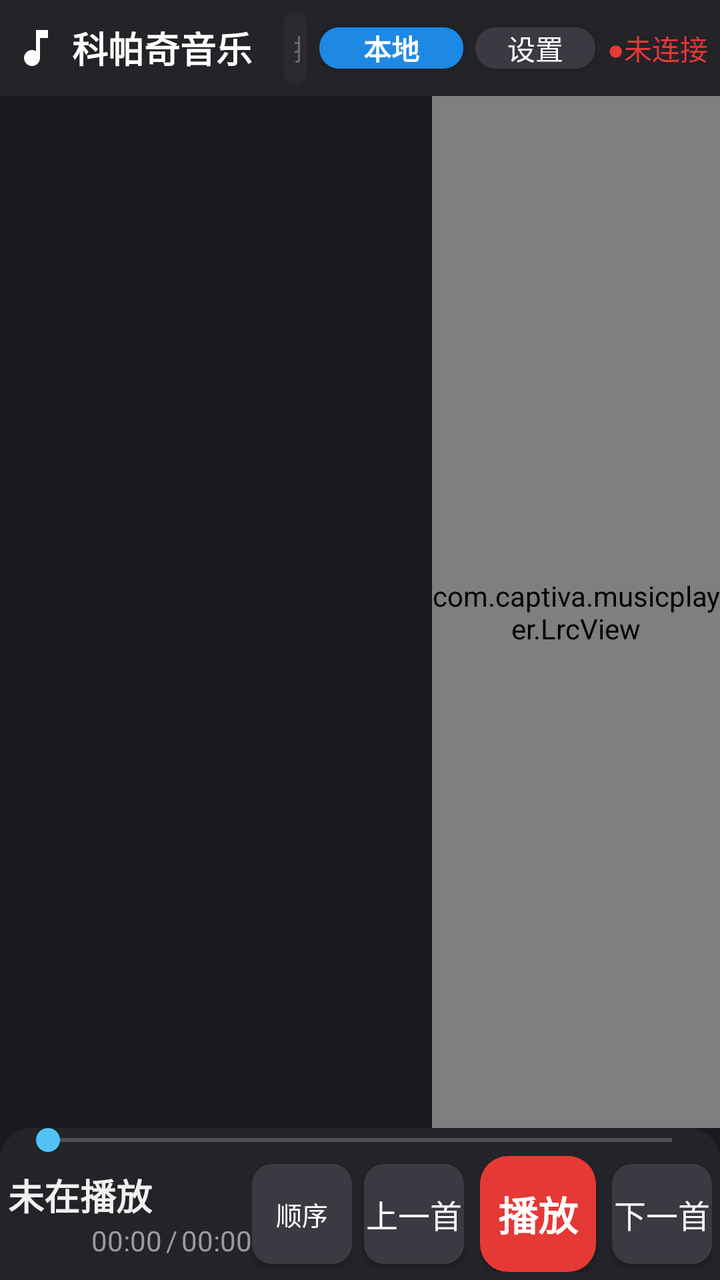
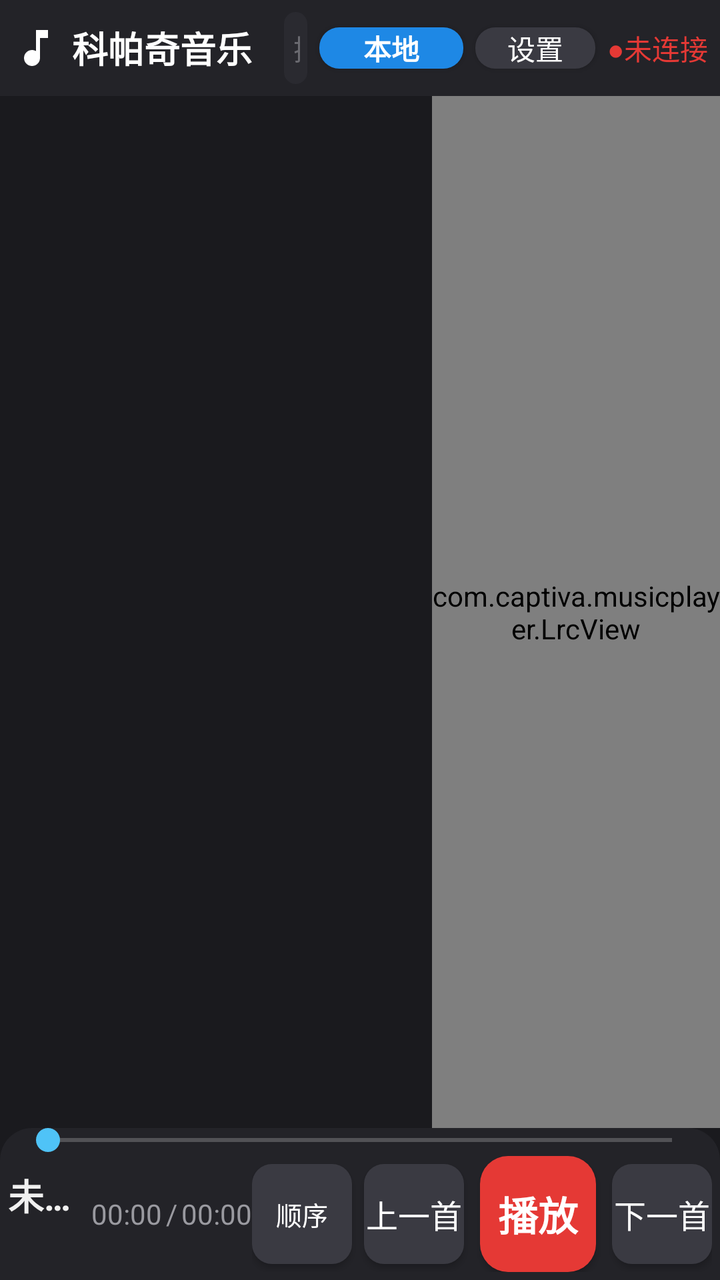

Before-and-after screenshots of an Android layout around one commit, followed by the original layout XML and the change that was made.
<!-- AndroidManifest.xml: application theme Theme.CaptivaMusic -->
<!-- res/layout/activity_main.xml -->
<?xml version="1.0" encoding="utf-8"?>
<LinearLayout xmlns:android="http://schemas.android.com/apk/res/android"
    android:layout_width="match_parent"
    android:layout_height="match_parent"
    android:orientation="vertical"
    android:background="@color/bg_main">

    
    <LinearLayout
        android:layout_width="match_parent"
        android:layout_height="wrap_content"
        android:orientation="horizontal"
        android:gravity="center_vertical"
        android:padding="@dimen/title_bar_padding"
        android:background="@color/bg_title_bar">

        <ImageView
            android:layout_width="24dp"
            android:layout_height="24dp"
            android:src="@drawable/ic_music_note"
            android:contentDescription="@string/app_name" />

        <TextView
            android:layout_width="wrap_content"
            android:layout_height="wrap_content"
            android:layout_marginStart="6dp"
            android:layout_marginLeft="6dp"
            android:text="@string/app_name"
            android:textColor="@color/text_title"
            android:textSize="@dimen/title_text_size"
            android:textStyle="bold" />

        <TextView
            android:id="@+id/tv_count"
            android:layout_width="wrap_content"
            android:layout_height="wrap_content"
            android:layout_marginStart="8dp"
            android:layout_marginLeft="8dp"
            android:textColor="@color/text_secondary"
            android:textSize="@dimen/sub_text_size" />

        
        <EditText
            android:id="@+id/et_search"
            android:layout_width="0dp"
            android:layout_height="@dimen/search_height"
            android:layout_weight="1"
            android:layout_marginStart="8dp"
            android:layout_marginLeft="8dp"
            android:background="@drawable/bg_search"
            android:hint="搜索本地歌曲、歌手、专辑..."
            android:textColorHint="@color/search_hint"
            android:textColor="@color/text_primary"
            android:textSize="@dimen/search_text_size"
            android:paddingLeft="@dimen/search_padding"
            android:paddingRight="@dimen/search_padding"
            android:singleLine="true"
            android:imeOptions="actionSearch"
            android:inputType="text" />

        
        <Button
            android:id="@+id/btn_source"
            android:layout_width="wrap_content"
            android:layout_height="wrap_content"
            android:layout_marginStart="6dp"
            android:layout_marginLeft="6dp"
            android:minWidth="72dp"
            android:minHeight="0dp"
            android:background="@drawable/bg_btn_source_local"
            android:text="本地"
            android:textColor="#FFFFFF"
            android:textStyle="bold"
            android:textSize="@dimen/sub_text_size" />

        
        <Button
            android:id="@+id/btn_settings"
            android:layout_width="wrap_content"
            android:layout_height="wrap_content"
            android:layout_marginStart="6dp"
            android:layout_marginLeft="6dp"
            android:minWidth="60dp"
            android:minHeight="0dp"
            android:background="@drawable/bg_btn"
            android:text="设置"
            android:textColor="@color/btn_text"
            android:textSize="@dimen/sub_text_size" />

        
        <TextView
            android:id="@+id/tv_server_status"
            android:layout_width="wrap_content"
            android:layout_height="wrap_content"
            android:layout_marginStart="6dp"
            android:layout_marginLeft="6dp"
            android:text="●未连接"
            android:textColor="@color/server_status_disconnected"
            android:textSize="@dimen/sub_text_size"
            android:singleLine="true" />
    </LinearLayout>

    
    <LinearLayout
        android:layout_width="match_parent"
        android:layout_height="0dp"
        android:layout_weight="1"
        android:orientation="horizontal">

        
        <FrameLayout
            android:layout_width="0dp"
            android:layout_height="match_parent"
            android:layout_weight="3">

            <androidx.recyclerview.widget.RecyclerView
                android:id="@+id/rv_list"
                android:layout_width="match_parent"
                android:layout_height="match_parent"
                android:scrollbars="vertical"
                android:overScrollMode="ifContentScrolls" />

            <TextView
                android:id="@+id/tv_empty"
                android:layout_width="wrap_content"
                android:layout_height="wrap_content"
                android:layout_gravity="center"
                android:textColor="@color/text_secondary"
                android:textSize="@dimen/sub_text_size"
                android:visibility="gone" />
        </FrameLayout>

        
        <com.captiva.musicplayer.LrcView
            android:id="@+id/lrc_view"
            android:layout_width="0dp"
            android:layout_height="match_parent"
            android:layout_weight="2" />
    </LinearLayout>

    
    <LinearLayout
        android:layout_width="match_parent"
        android:layout_height="wrap_content"
        android:orientation="vertical"
        android:paddingLeft="@dimen/control_bar_padding"
        android:paddingRight="@dimen/control_bar_padding"
        android:paddingTop="0dp"
        android:paddingBottom="@dimen/control_bar_padding"
        android:background="@drawable/bg_control_bar">

        
        <SeekBar
            android:id="@+id/sb_progress"
            android:layout_width="match_parent"
            android:layout_height="@dimen/seekbar_height"
            android:minHeight="@dimen/seekbar_height"
            android:maxHeight="@dimen/seekbar_height"
            android:layout_marginLeft="4dp"
            android:layout_marginRight="4dp"
            android:progressTint="@color/accent"
            android:thumbTint="@color/accent" />

        
        <LinearLayout
            android:layout_width="match_parent"
            android:layout_height="wrap_content"
            android:orientation="horizontal"
            android:gravity="center_vertical"
            android:layout_marginTop="@dimen/control_row_margin">

            
            <LinearLayout
                android:layout_width="0dp"
                android:layout_height="wrap_content"
                android:layout_weight="1"
                android:orientation="vertical">

                <TextView
                    android:id="@+id/tv_now_title"
                    android:layout_width="match_parent"
                    android:layout_height="wrap_content"
                    android:singleLine="true"
                    android:ellipsize="end"
                    android:text="未在播放"
                    android:textColor="@color/text_primary"
                    android:textSize="@dimen/now_title_text_size"
                    android:textStyle="bold" />

                <LinearLayout
                    android:layout_width="match_parent"
                    android:layout_height="wrap_content"
                    android:orientation="horizontal"
                    android:gravity="center_vertical">

                    <TextView
                        android:id="@+id/tv_now_artist"
                        android:layout_width="0dp"
                        android:layout_height="wrap_content"
                        android:layout_weight="1"
                        android:singleLine="true"
                        android:ellipsize="end"
                        android:textColor="@color/text_secondary"
                        android:textSize="@dimen/sub_text_size" />

                    <TextView
                        android:id="@+id/tv_current_time"
                        android:layout_width="wrap_content"
                        android:layout_height="wrap_content"
                        android:layout_marginLeft="6dp"
                        android:layout_marginRight="2dp"
                        android:text="00:00"
                        android:textColor="@color/text_secondary"
                        android:textSize="@dimen/time_text_size" />

                    <TextView
                        android:layout_width="wrap_content"
                        android:layout_height="wrap_content"
                        android:text="/"
                        android:textColor="@color/text_secondary"
                        android:textSize="@dimen/time_text_size" />

                    <TextView
                        android:id="@+id/tv_total_time"
                        android:layout_width="wrap_content"
                        android:layout_height="wrap_content"
                        android:layout_marginLeft="2dp"
                        android:text="00:00"
                        android:textColor="@color/text_secondary"
                        android:textSize="@dimen/time_text_size" />
                </LinearLayout>
            </LinearLayout>

            
            <LinearLayout
                android:layout_width="wrap_content"
                android:layout_height="wrap_content"
                android:orientation="horizontal"
                android:gravity="center_vertical">

                <Button
                    android:id="@+id/btn_mode"
                    android:layout_width="@dimen/btn_size"
                    android:layout_height="@dimen/btn_size"
                    android:background="@drawable/bg_btn"
                    android:text="顺序"
                    android:textColor="@color/btn_text"
                    android:textSize="13sp" />

                <Button
                    android:id="@+id/btn_prev"
                    android:layout_width="@dimen/btn_size"
                    android:layout_height="@dimen/btn_size"
                    android:layout_marginLeft="6dp"
                    android:background="@drawable/bg_btn"
                    android:text="上一首"
                    android:textColor="@color/btn_text"
                    android:textSize="@dimen/btn_text_size" />

                <Button
                    android:id="@+id/btn_play"
                    android:layout_width="@dimen/btn_size_play"
                    android:layout_height="@dimen/btn_size_play"
                    android:layout_marginLeft="8dp"
                    android:layout_marginRight="8dp"
                    android:background="@drawable/bg_btn_paused"
                    android:text="播放"
                    android:textColor="@color/btn_paused_text"
                    android:textSize="@dimen/btn_play_text_size"
                    android:textStyle="bold" />

                <Button
                    android:id="@+id/btn_next"
                    android:layout_width="@dimen/btn_size"
                    android:layout_height="@dimen/btn_size"
                    android:background="@drawable/bg_btn"
                    android:text="下一首"
                    android:textColor="@color/btn_text"
                    android:textSize="@dimen/btn_text_size" />
            </LinearLayout>
        </LinearLayout>
    </LinearLayout>

</LinearLayout>
<!-- resources referenced by this layout -->
<resources>
  <color name="accent">#4FC3F7</color>
  <color name="bg_main">#1A1A1E</color>
  <color name="bg_title_bar">#232328</color>
  <color name="btn_paused_text">#FFFFFF</color>
  <color name="btn_text">#FFFFFF</color>
  <color name="search_hint">#6A6A70</color>
  <color name="server_status_disconnected">#E53935</color>
  <color name="text_primary">#F0F0F0</color>
  <color name="text_secondary">#9A9AA0</color>
  <color name="text_title">#FFFFFF</color>
  <dimen name="btn_play_text_size">20sp</dimen>
  <dimen name="btn_size">50dp</dimen>
  <dimen name="btn_size_play">58dp</dimen>
  <dimen name="btn_text_size">16sp</dimen>
  <dimen name="control_bar_padding">4dp</dimen>
  <dimen name="control_row_margin">2dp</dimen>
  <dimen name="now_title_text_size">18sp</dimen>
  <dimen name="search_height">36dp</dimen>
  <dimen name="search_padding">8dp</dimen>
  <dimen name="search_text_size">14sp</dimen>
  <dimen name="seekbar_height">12dp</dimen>
  <dimen name="sub_text_size">14sp</dimen>
  <dimen name="time_text_size">14sp</dimen>
  <dimen name="title_bar_padding">6dp</dimen>
  <dimen name="title_text_size">18sp</dimen>
  <!-- drawable bg_btn (drawable) -->
  <?xml version="1.0" encoding="utf-8"?>
  <selector xmlns:android="http://schemas.android.com/apk/res/android">
      <item android:state_pressed="true">
          <shape android:shape="rectangle">
              <solid android:color="#55555D" />
              <corners android:radius="10dp" />
          </shape>
      </item>
      <item>
          <shape android:shape="rectangle">
              <solid android:color="@color/btn_bg" />
              <corners android:radius="10dp" />
          </shape>
      </item>
  </selector>
  <!-- drawable bg_control_bar (drawable) -->
  <?xml version="1.0" encoding="utf-8"?>
  <shape xmlns:android="http://schemas.android.com/apk/res/android"
      android:shape="rectangle">
      <solid android:color="@color/bg_control_bar" />
      <corners
          android:topLeftRadius="16dp"
          android:topRightRadius="16dp"
          android:bottomLeftRadius="0dp"
          android:bottomRightRadius="0dp" />
  </shape>
  <!-- drawable bg_search (drawable) -->
  <?xml version="1.0" encoding="utf-8"?>
  <shape xmlns:android="http://schemas.android.com/apk/res/android"
      android:shape="rectangle">
      <solid android:color="@color/search_bg" />
      <corners android:radius="22dp" />
  </shape>
  <!-- drawable ic_music_note (drawable) -->
  <?xml version="1.0" encoding="utf-8"?>
  <vector xmlns:android="http://schemas.android.com/apk/res/android"
      android:width="24dp"
      android:height="24dp"
      android:viewportWidth="24"
      android:viewportHeight="24">
      <path
          android:fillColor="#FFFFFF"
          android:pathData="M12,3v10.55c-0.59,-0.34 -1.27,-0.55 -2,-0.55 -2.21,0 -4,1.79 -4,4s1.79,4 4,4 4,-1.79 4,-4V7h4V3h-6z" />
  </vector>
  <string name="app_name">科帕奇音乐</string>
  <style name="Theme.CaptivaMusic" parent="Theme.AppCompat.NoActionBar">
          <item name="colorPrimary">@color/accent</item>
          <item name="colorPrimaryDark">@color/bg_title_bar</item>
          <item name="colorAccent">@color/accent</item>
          <item name="android:windowBackground">@color/bg_main</item>
          <item name="android:statusBarColor">@color/bg_title_bar</item>
          <item name="android:textColorPrimary">@color/text_primary</item>
      </style>
  <color name="btn_bg">#3A3A42</color>
  <color name="btn_paused_bg">#E53935</color>
  <color name="bg_control_bar">#232328</color>
  <color name="search_bg">#2A2A30</color>
  <!-- unchanged entries left out for length: 2 -->
</resources>

<!-- the commit's change to res/layout/activity_main.xml (unified diff, before → after) -->
@@ -31,7 +31,7 @@
             android:textStyle="bold" />
 
         <TextView
-            android:id="@+id/tv_count"
+            android:id="+id/tv_count"
             android:layout_width="wrap_content"
             android:layout_height="wrap_content"
             android:layout_marginStart="8dp"
@@ -41,7 +41,7 @@
 
         
         <EditText
-            android:id="@+id/et_search"
+            android:id="+id/et_search"
             android:layout_width="0dp"
             android:layout_height="@dimen/search_height"
             android:layout_weight="1"
@@ -60,7 +60,7 @@
 
         
         <Button
-            android:id="@+id/btn_source"
+            android:id="+id/btn_source"
             android:layout_width="wrap_content"
             android:layout_height="wrap_content"
             android:layout_marginStart="6dp"
@@ -75,7 +75,7 @@
 
         
         <Button
-            android:id="@+id/btn_settings"
+            android:id="+id/btn_settings"
             android:layout_width="wrap_content"
             android:layout_height="wrap_content"
             android:layout_marginStart="6dp"
@@ -89,7 +89,7 @@
 
         
         <TextView
-            android:id="@+id/tv_server_status"
+            android:id="+id/tv_server_status"
             android:layout_width="wrap_content"
             android:layout_height="wrap_content"
             android:layout_marginStart="6dp"
@@ -114,14 +114,14 @@
             android:layout_weight="3">
 
             <androidx.recyclerview.widget.RecyclerView
-                android:id="@+id/rv_list"
+                android:id="+id/rv_list"
                 android:layout_width="match_parent"
                 android:layout_height="match_parent"
                 android:scrollbars="vertical"
                 android:overScrollMode="ifContentScrolls" />
 
             <TextView
-                android:id="@+id/tv_empty"
+                android:id="+id/tv_empty"
                 android:layout_width="wrap_content"
                 android:layout_height="wrap_content"
                 android:layout_gravity="center"
@@ -132,7 +132,7 @@
 
         
         <com.captiva.musicplayer.LrcView
-            android:id="@+id/lrc_view"
+            android:id="+id/lrc_view"
             android:layout_width="0dp"
             android:layout_height="match_parent"
             android:layout_weight="2" />
@@ -151,7 +151,7 @@
 
         
         <SeekBar
-            android:id="@+id/sb_progress"
+            android:id="+id/sb_progress"
             android:layout_width="match_parent"
             android:layout_height="@dimen/seekbar_height"
             android:minHeight="@dimen/seekbar_height"
@@ -177,7 +177,7 @@
                 android:orientation="vertical">
 
                 <TextView
-                    android:id="@+id/tv_now_title"
+                    android:id="+id/tv_now_title"
                     android:layout_width="match_parent"
                     android:layout_height="wrap_content"
                     android:singleLine="true"
@@ -187,48 +187,14 @@
                     android:textSize="@dimen/now_title_text_size"
                     android:textStyle="bold" />
 
-                <LinearLayout
+                <TextView
+                    android:id="+id/tv_now_artist"
                     android:layout_width="match_parent"
                     android:layout_height="wrap_content"
-                    android:orientation="horizontal"
-                    android:gravity="center_vertical">
-
-                    <TextView
-                        android:id="@+id/tv_now_artist"
-                        android:layout_width="0dp"
-                        android:layout_height="wrap_content"
-                        android:layout_weight="1"
-                        android:singleLine="true"
-                        android:ellipsize="end"
-                        android:textColor="@color/text_secondary"
-                        android:textSize="@dimen/sub_text_size" />
-
-                    <TextView
-                        android:id="@+id/tv_current_time"
-                        android:layout_width="wrap_content"
-                        android:layout_height="wrap_content"
-                        android:layout_marginLeft="6dp"
-                        android:layout_marginRight="2dp"
-                        android:text="00:00"
-                        android:textColor="@color/text_secondary"
-                        android:textSize="@dimen/time_text_size" />
-
-                    <TextView
-                        android:layout_width="wrap_content"
-                        android:layout_height="wrap_content"
-                        android:text="/"
-                        android:textColor="@color/text_secondary"
-                        android:textSize="@dimen/time_text_size" />
-
-                    <TextView
-                        android:id="@+id/tv_total_time"
-                        android:layout_width="wrap_content"
-                        android:layout_height="wrap_content"
-                        android:layout_marginLeft="2dp"
-                        android:text="00:00"
-                        android:textColor="@color/text_secondary"
-                        android:textSize="@dimen/time_text_size" />
-                </LinearLayout>
+                    android:singleLine="true"
+                    android:ellipsize="end"
+                    android:textColor="@color/text_secondary"
+                    android:textSize="@dimen/sub_text_size" />
             </LinearLayout>
 
             
@@ -236,10 +202,45 @@
                 android:layout_width="wrap_content"
                 android:layout_height="wrap_content"
                 android:orientation="horizontal"
+                android:layout_gravity="center_vertical"
+                android:gravity="center_vertical"
+                android:layout_marginLeft="8dp">
+
+                <TextView
+                    android:id="+id/tv_current_time"
+                    android:layout_width="wrap_content"
+                    android:layout_height="wrap_content"
+                    android:text="00:00"
+                    android:textColor="@color/text_secondary"
+                    android:textSize="@dimen/time_text_size" />
+
+                <TextView
+                    android:layout_width="wrap_content"
+                    android:layout_height="wrap_content"
+                    android:layout_marginLeft="2dp"
+                    android:layout_marginRight="2dp"
+                    android:text="/"
+                    android:textColor="@color/text_secondary"
+                    android:textSize="@dimen/time_text_size" />
+
+                <TextView
+                    android:id="+id/tv_total_time"
+                    android:layout_width="wrap_content"
+                    android:layout_height="wrap_content"
+                    android:text="00:00"
+                    android:textColor="@color/text_secondary"
+                    android:textSize="@dimen/time_text_size" />
+            </LinearLayout>
+
+            
+            <LinearLayout
+                android:layout_width="wrap_content"
+                android:layout_height="wrap_content"
+                android:orientation="horizontal"
                 android:gravity="center_vertical">
 
                 <Button
-                    android:id="@+id/btn_mode"
+                    android:id="+id/btn_mode"
                     android:layout_width="@dimen/btn_size"
                     android:layout_height="@dimen/btn_size"
                     android:background="@drawable/bg_btn"
@@ -248,7 +249,7 @@
                     android:textSize="13sp" />
 
                 <Button
-                    android:id="@+id/btn_prev"
+                    android:id="+id/btn_prev"
                     android:layout_width="@dimen/btn_size"
                     android:layout_height="@dimen/btn_size"
                     android:layout_marginLeft="6dp"
@@ -258,7 +259,7 @@
                     android:textSize="@dimen/btn_text_size" />
 
                 <Button
-                    android:id="@+id/btn_play"
+                    android:id="+id/btn_play"
                     android:layout_width="@dimen/btn_size_play"
                     android:layout_height="@dimen/btn_size_play"
                     android:layout_marginLeft="8dp"
@@ -270,7 +271,7 @@
                     android:textStyle="bold" />
 
                 <Button
-                    android:id="@+id/btn_next"
+                    android:id="+id/btn_next"
                     android:layout_width="@dimen/btn_size"
                     android:layout_height="@dimen/btn_size"
                     android:background="@drawable/bg_btn"
